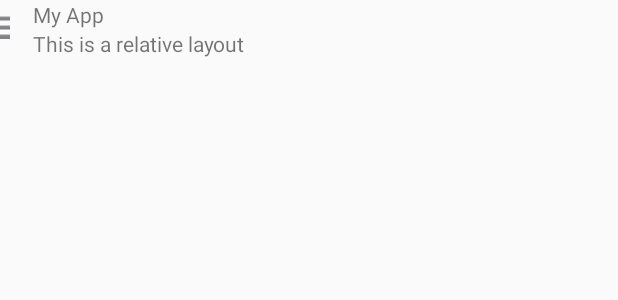
After one commit to rmjohn08/ControlsDynamic, an Android app: the layout fragment_relative_layout.xml on its own in the app's theme, with its tools: preview values and no code run, on a phone screen of 412 x 824 dp. The commit adds this screen. Shown: the top 300 px of the screen. Run offline under Robolectric (Android 15) with nearby library versions, the phone set to English and light mode, and no system bars.

Commit message:
adding additional layout types

```diff
--- a/app/build.gradle
+++ b/app/build.gradle
@@ -14,9 +14,8 @@ android {
     }
     buildTypes {
         release {
-            runProguard false
-            proguardFiles getDefaultProguardFile('proguard-android.txt'), 'proguard-rules.pro'
-        }
+            minifyEnabled true
+            proguardFiles getDefaultProguardFile('proguard-android.txt'), 'proguard-rules.txt'        }
     }
 }
 
--- a/app/src/main/java/net/rmj/android/controlsdinamic/MainActivity.java
+++ b/app/src/main/java/net/rmj/android/controlsdinamic/MainActivity.java
@@ -176,7 +176,7 @@ public class MainActivity extends ActionBarActivity {
         Fragment fragment = new OperatingSystemFragment();
         Bundle args = new Bundle();
 
-        args.putString(OperatingSystemFragment.ARG_OS, mPlanetTitles[position]);
+        args.putInt(OperatingSystemFragment.ARG_OS, position);
 
         fragment.setArguments(args);
 
--- /dev/null
+++ b/app/src/main/res/layout/fragment_relative_layout.xml
@@ -0,0 +1,66 @@
+<?xml version="1.0" encoding="utf-8"?>
+<RelativeLayout xmlns:android="http://schemas.android.com/apk/res/android"
+    android:id="@+id/fragmentContainer"
+    android:layout_width="fill_parent"
+    android:layout_height="?android:attr/listPreferredItemHeight">
+
+    <!-- TextView
+        android:id="@+id/textView1"
+        android:layout_width="match_parent"
+        android:layout_height="wrap_content"
+        android:text="Email"
+        android:layout_gravity="center"
+        android:textAppearance="?android:attr/textAppearanceLarge" />
+
+    <EditText android:id="@+id/inputEmail"
+        android:layout_width="match_parent"
+        android:layout_height="wrap_content"
+        android:layout_below="@id/textView1" />
+
+    <Button android:id="@+id/btnLogin" android:layout_height="wrap_content"
+        android:layout_width="wrap_content"
+        android:layout_alignParentLeft="true" android:layout_margin="5dp"
+        android:layout_below="@id/inputEmail"
+        android:text="Login"/>
+
+        -->
+
+    <LinearLayout android:id="@+id/imageContainer"
+        android:orientation="vertical"
+        android:layout_width="wrap_content"
+        android:layout_height="35dp"
+        android:gravity="center_vertical">
+        <ImageView android:id="@+id/myicon"
+            android:layout_width="wrap_content"
+            android:layout_height="match_parent"
+            android:layout_gravity="center"
+            android:layout_marginRight="6dip"
+            android:src="@drawable/ic_drawer"
+            />
+
+    </LinearLayout>
+
+    <TextView android:id="@+id/firstLine"
+        android:layout_width="fill_parent"
+        android:layout_height="wrap_content"
+        android:layout_toRightOf="@id/imageContainer"
+        android:layout_alignParentRight="true"
+        android:layout_alignParentTop="true"
+        android:layout_alignWithParentIfMissing="true"
+
+        android:text="My App"
+        />
+
+    <TextView
+        android:id="@+id/secondLine"
+        android:layout_width="match_parent"
+        android:layout_height="wrap_content"
+        android:layout_toRightOf="@id/imageContainer"
+        android:layout_below="@+id/firstLine"
+        android:singleLine="true"
+        android:ellipsize="marquee"
+        android:text="This is a relative layout"
+        />
+
+
+</RelativeLayout>
--- a/build.gradle
+++ b/build.gradle
@@ -5,7 +5,7 @@ buildscript {
         jcenter()
     }
     dependencies {
-        classpath 'com.android.tools.build:gradle:0.12.+'
+        classpath 'com.android.tools.build:gradle:1.0.0'
 
         // NOTE: Do not place your application dependencies here; they belong
         // in the individual module build.gradle files
```
Also changed, not shown: app/src/main/java/net/rmj/android/controlsdinamic/OperatingSystemFragment.java (+31 -4 lines), app/src/main/res/layout/fragment_frame_layout.xml (added, +28 -0 lines), app/src/main/res/layout/fragment_layout.xml (deleted, +0 -16 lines), app/src/main/res/layout/fragment_linear_layout.xml (added, +43 -0 lines), gradle/wrapper/gradle-wrapper.properties, 2 other files.
